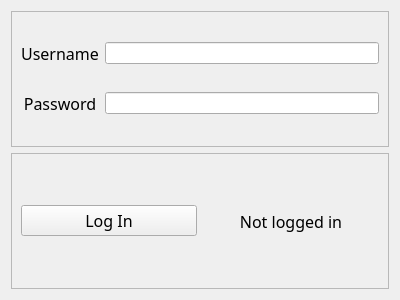
Above: design/login.ui from aandrei404/sports-events-management-app before the change. Below: the same form after it.
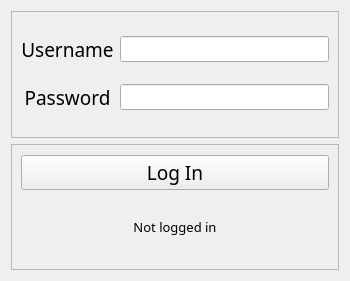
That is the form after the change.

Commit message: Changed Login form design

```diff
--- a/design/login.ui
+++ b/design/login.ui
@@ -6,8 +6,8 @@
    <rect>
     <x>0</x>
     <y>0</y>
-    <width>400</width>
-    <height>300</height>
+    <width>350</width>
+    <height>281</height>
    </rect>
   </property>
   <property name="windowTitle">
@@ -28,7 +28,7 @@
         <property name="font">
          <font>
           <family>Poppins</family>
-          <pointsize>12</pointsize>
+          <pointsize>14</pointsize>
          </font>
         </property>
         <property name="text">
@@ -44,7 +44,7 @@
         <property name="font">
          <font>
           <family>Poppins</family>
-          <pointsize>12</pointsize>
+          <pointsize>14</pointsize>
          </font>
         </property>
         <property name="text">
@@ -57,13 +57,26 @@
       </item>
       <item row="1" column="1">
        <widget class="QLineEdit" name="lineEditPassword">
+        <property name="font">
+         <font>
+          <family>Poppins</family>
+          <pointsize>10</pointsize>
+         </font>
+        </property>
         <property name="echoMode">
          <enum>QLineEdit::Password</enum>
         </property>
        </widget>
       </item>
       <item row="0" column="1">
-       <widget class="QLineEdit" name="lineEditUsername"/>
+       <widget class="QLineEdit" name="lineEditUsername">
+        <property name="font">
+         <font>
+          <family>Poppins</family>
+          <pointsize>10</pointsize>
+         </font>
+        </property>
+       </widget>
       </item>
      </layout>
     </widget>
@@ -76,13 +89,13 @@
      <property name="frameShadow">
       <enum>QFrame::Raised</enum>
      </property>
-     <layout class="QHBoxLayout" name="horizontalLayout">
+     <layout class="QVBoxLayout" name="verticalLayout_2">
       <item>
        <widget class="QPushButton" name="logInButton">
         <property name="font">
          <font>
           <family>Poppins</family>
-          <pointsize>12</pointsize>
+          <pointsize>14</pointsize>
          </font>
         </property>
         <property name="text">
@@ -97,14 +110,14 @@
        <widget class="QLabel" name="labelStatus">
         <property name="maximumSize">
          <size>
-          <width>200</width>
+          <width>347</width>
           <height>60</height>
          </size>
         </property>
         <property name="font">
          <font>
           <family>Poppins</family>
-          <pointsize>12</pointsize>
+          <pointsize>10</pointsize>
          </font>
         </property>
         <property name="text">
```
Left out of the diff: 4 changed lines with no effect on the pictures.
